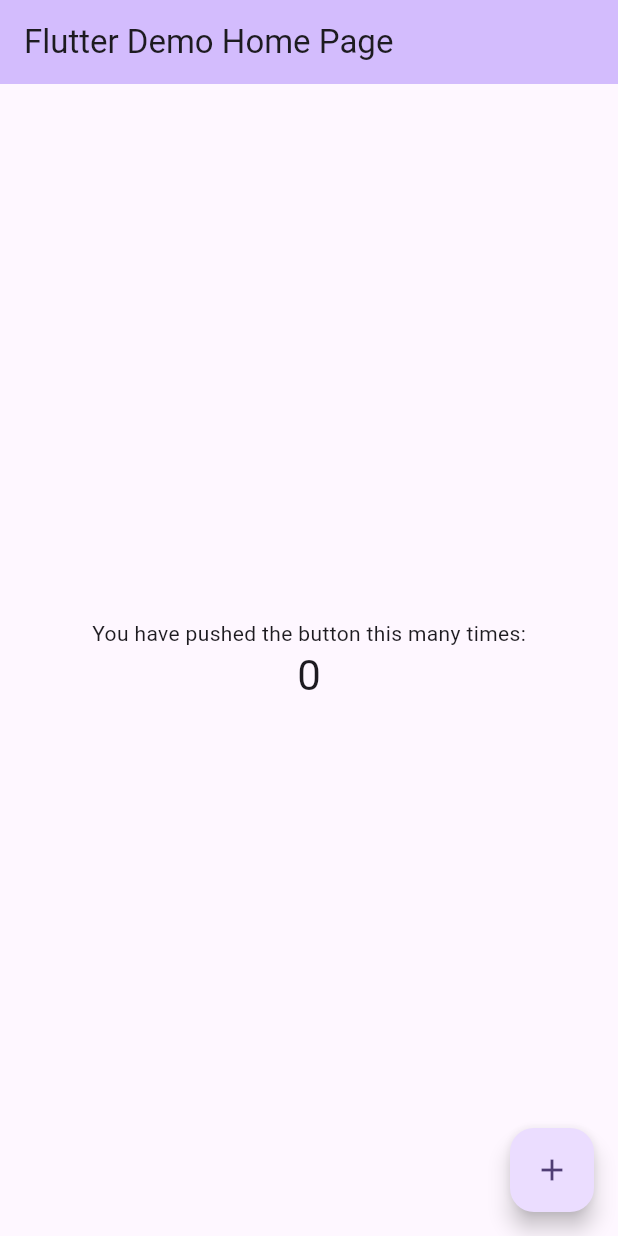
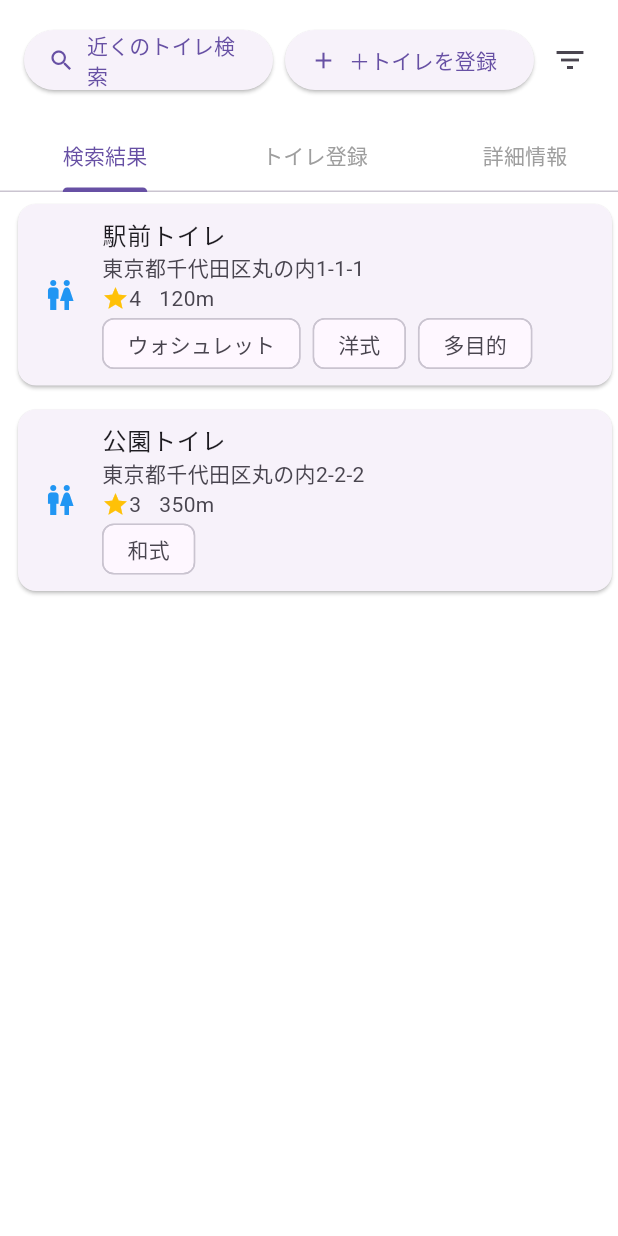
Before and after one commit to ikinoiiiseebi/ossippee_flutter, a Flutter app: the screen it shows after launch, on a phone screen of 412 x 824 dp. Run offline on Flutter 3.47's test engine with Material 3 defaults, Android fonts, the phone set to English and light mode, and no system bars; our stand-ins replace firebase_core, google_maps_flutter; accounts and stored records are empty; statements that could not run were skipped.

Commit message:
add 基本UI

```diff
--- /dev/null
+++ b/lib/components/ToiletListView.dart
@@ -0,0 +1,54 @@
+import 'package:flutter/material.dart';
+
+// 1. 検索リスト表示
+class ToiletListView extends StatelessWidget {
+  final List<Map<String, dynamic>> toiletList;
+  final Function(int) onSelect;
+
+  const ToiletListView({
+    required this.toiletList,
+    required this.onSelect,
+  });
+
+  @override
+  Widget build(BuildContext context) {
+    return ListView.builder(
+      itemCount: toiletList.length,
+      itemBuilder: (context, idx) {
+        final toilet = toiletList[idx];
+        return Card(
+          margin: EdgeInsets.symmetric(vertical: 8, horizontal: 12),
+          child: ListTile(
+            leading: Icon(Icons.wc, color: Colors.blue),
+            title: Text(toilet['name']),
+            subtitle: Column(
+              crossAxisAlignment: CrossAxisAlignment.start,
+              children: [
+                Text(toilet['address'] ?? ''),
+                Row(
+                  children: [
+                    Icon(Icons.star, color: Colors.amber, size: 18),
+                    Text('${toilet['cleanliness']}'),
+                    SizedBox(width: 12),
+                    Text('${toilet['distance']}m'),
+                  ],
+                ),
+                Wrap(
+                  spacing: 8,
+                  children: List.generate(
+                    toilet['features'].length,
+                    (i) => Chip(
+                      label: Text(toilet['features'][i]),
+                      visualDensity: VisualDensity.compact,
+                    ),
+                  ),
+                ),
+              ],
+            ),
+            onTap: () => onSelect(idx),
+          ),
+        );
+      },
+    );
+  }
+}
--- a/lib/main.dart
+++ b/lib/main.dart
@@ -2,11 +2,12 @@ import 'package:flutter/material.dart';
 import 'package:firebase_core/firebase_core.dart';
 import 'firebase_options.dart';
 import './app.dart';
+import './pages/toileMapApp.dart';
 
 void main() async {
   WidgetsFlutterBinding.ensureInitialized();
   await Firebase.initializeApp(
     options: DefaultFirebaseOptions.currentPlatform,
   );
-  runApp(const MyApp());
+  runApp(ToiletMapApp());
 }
--- /dev/null
+++ b/lib/pages/toileMapApp.dart
@@ -0,0 +1,229 @@
+import 'package:flutter/material.dart';
+import 'package:google_maps_flutter/google_maps_flutter.dart';
+import '../components/ToiletDetailPanel.dart';
+import '../components/ToiletFilterDialog.dart';
+import '../components/ToiletListView.dart';
+import '../components/ToiletRegisterForm.dart';
+import '../components/ToiletReviewDialog.dart';
+
+class ToiletMapApp extends StatelessWidget {
+  @override
+  Widget build(BuildContext context) {
+    return MaterialApp(
+      title: 'トイレマップ口コミサイト',
+      debugShowCheckedModeBanner: false,
+      theme: ThemeData(
+        primarySwatch: Colors.blue,
+        useMaterial3: true,
+      ),
+      home: ToiletMapHomePage(),
+    );
+  }
+}
+
+class ToiletMapHomePage extends StatefulWidget {
+  @override
+  State<ToiletMapHomePage> createState() => _ToiletMapHomePageState();
+}
+
+class _ToiletMapHomePageState extends State<ToiletMapHomePage>
+    with SingleTickerProviderStateMixin {
+  late TabController _tabController;
+
+  // 仮データ
+  int selectedToiletIndex = -1;
+  List<Map<String, dynamic>> toiletList = [
+    {
+      'name': '駅前トイレ',
+      'lat': 35.68,
+      'lng': 139.76,
+      'distance': 120,
+      'rating': 4.0,
+      'features': ['ウォシュレット', '洋式', '多目的'],
+      'address': '東京都千代田区丸の内1-1-1',
+      'cleanliness': 4,
+      'comments': [
+        {'user': 'Taro', 'rating': 4, 'comment': 'きれいでした'},
+      ],
+      'images': []
+    },
+    {
+      'name': '公園トイレ',
+      'lat': 35.684,
+      'lng': 139.758,
+      'distance': 350,
+      'rating': 3.0,
+      'features': ['和式'],
+      'address': '東京都千代田区丸の内2-2-2',
+      'cleanliness': 3,
+      'comments': [
+        {'user': 'Hanako', 'rating': 3, 'comment': 'まあまあです'},
+      ],
+      'images': []
+    },
+  ];
+
+  @override
+  void initState() {
+    super.initState();
+    _tabController = TabController(length: 3, vsync: this, initialIndex: 0);
+  }
+
+  void _onSelectToilet(int index) {
+    setState(() {
+      selectedToiletIndex = index;
+      _tabController.animateTo(2);
+    });
+  }
+
+  void _onShowRegisterForm() {
+    _tabController.animateTo(1);
+  }
+
+  void _onShowList() {
+    _tabController.animateTo(0);
+  }
+
+  @override
+  Widget build(BuildContext context) {
+    return Scaffold(
+      body: Row(
+        children: [
+          Container(
+            // サイドパネルエリア
+            width: 420,
+            decoration: BoxDecoration(
+              color: Colors.white,
+              boxShadow: [BoxShadow(blurRadius: 12, color: Colors.black12)],
+            ),
+            child: Column(
+              children: [
+                // 上部操作バー
+                Container(
+                  padding: EdgeInsets.all(16),
+                  child: Row(
+                    children: [
+                      Expanded(
+                        child: ElevatedButton.icon(
+                          icon: Icon(Icons.search),
+                          label: Text('近くのトイレ検索'),
+                          onPressed: _onShowList,
+                        ),
+                      ),
+                      SizedBox(width: 8),
+                      Expanded(
+                        child: ElevatedButton.icon(
+                          icon: Icon(Icons.add),
+                          label: Text('＋トイレを登録'),
+                          onPressed: _onShowRegisterForm,
+                        ),
+                      ),
+                      IconButton(
+                        icon: Icon(Icons.filter_list),
+                        tooltip: 'フィルター',
+                        onPressed: () {
+                          // フィルターUI表示
+                          showDialog(
+                            context: context,
+                            builder: (_) => ToiletFilterDialog(),
+                          );
+                        },
+                      ),
+                    ],
+                  ),
+                ),
+                // タブ表示部
+                TabBar(
+                  controller: _tabController,
+                  tabs: [
+                    Tab(text: "検索結果"),
+                    Tab(text: "トイレ登録"),
+                    Tab(text: "詳細情報"),
+                  ],
+                  labelColor: Theme.of(context).primaryColor,
+                  unselectedLabelColor: Colors.grey,
+                ),
+                Expanded(
+                  child: TabBarView(
+                    controller: _tabController,
+                    children: [
+                      // ①検索結果リスト
+                      ToiletListView(
+                        toiletList: toiletList,
+                        onSelect: _onSelectToilet,
+                      ),
+                      // ②トイレ登録フォーム
+                      ToiletRegisterForm(
+                        onRegister: (data) {
+                          setState(() {
+                            toiletList.add(data);
+                            _tabController.animateTo(0);
+                          });
+                        },
+                      ),
+                      // ③詳細情報パネル
+                      selectedToiletIndex == -1
+                          ? Center(child: Text("トイレを選択してください"))
+                          : ToiletDetailPanel(
+                              toilet: toiletList[selectedToiletIndex],
+                            ),
+                    ],
+                  ),
+                ),
+              ],
+            ),
+          ),
+          // 地図エリア
+          Expanded(
+            flex: 7,
+            child: Stack(
+              children: [
+                // 地図
+                GoogleMap(
+                  initialCameraPosition: CameraPosition(
+                    target: LatLng(35.68, 139.76),
+                    zoom: 15,
+                  ),
+                  markers: toiletList
+                      .asMap()
+                      .entries
+                      .map((entry) => Marker(
+                            markerId: MarkerId('${entry.key}'),
+                            position:
+                                LatLng(entry.value['lat'], entry.value['lng']),
+                            infoWindow: InfoWindow(
+                              title: entry.value['name'],
+                              snippet: '清潔度: ${entry.value['cleanliness']}',
+                              onTap: () => _onSelectToilet(entry.key),
+                            ),
+                            icon: BitmapDescriptor.defaultMarkerWithHue(
+                                entry.value['cleanliness'] >= 4
+                                    ? BitmapDescriptor.hueBlue
+                                    : BitmapDescriptor.hueRed),
+                          ))
+                      .toSet(),
+                  myLocationEnabled: true,
+                  zoomControlsEnabled: true,
+                ),
+                // 地図上の現在地ボタン
+                Positioned(
+                  top: 24,
+                  right: 24,
+                  child: FloatingActionButton(
+                    heroTag: 'currentLocation',
+                    child: Icon(Icons.my_location),
+                    onPressed: () {
+                      // 現在地に戻るロジック
+                    },
+                  ),
+                ),
+              ],
+            ),
+          ),
+        ],
+      ),
+    );
+  }
+}
+
+// ----------- 各サブウィジェット -------------
--- a/pubspec.yaml
+++ b/pubspec.yaml
@@ -37,6 +37,7 @@ dependencies:
   firebase_core: ^3.13.1
   cloud_firestore: ^5.6.8
   google_maps_flutter: ^2.12.2
+  google_maps_flutter_web: ^0.5.12
 
 dev_dependencies:
   flutter_test:
```
Also changed, not shown: lib/components/ToiletDetailPanel.dart (added, +67 -0 lines), lib/components/ToiletFilterDialog.dart (added, +37 -0 lines), lib/components/ToiletRegisterForm.dart (added, +123 -0 lines), lib/components/ToiletReviewDialog.dart (added, +45 -0 lines), pubspec.lock, 1 other file.
